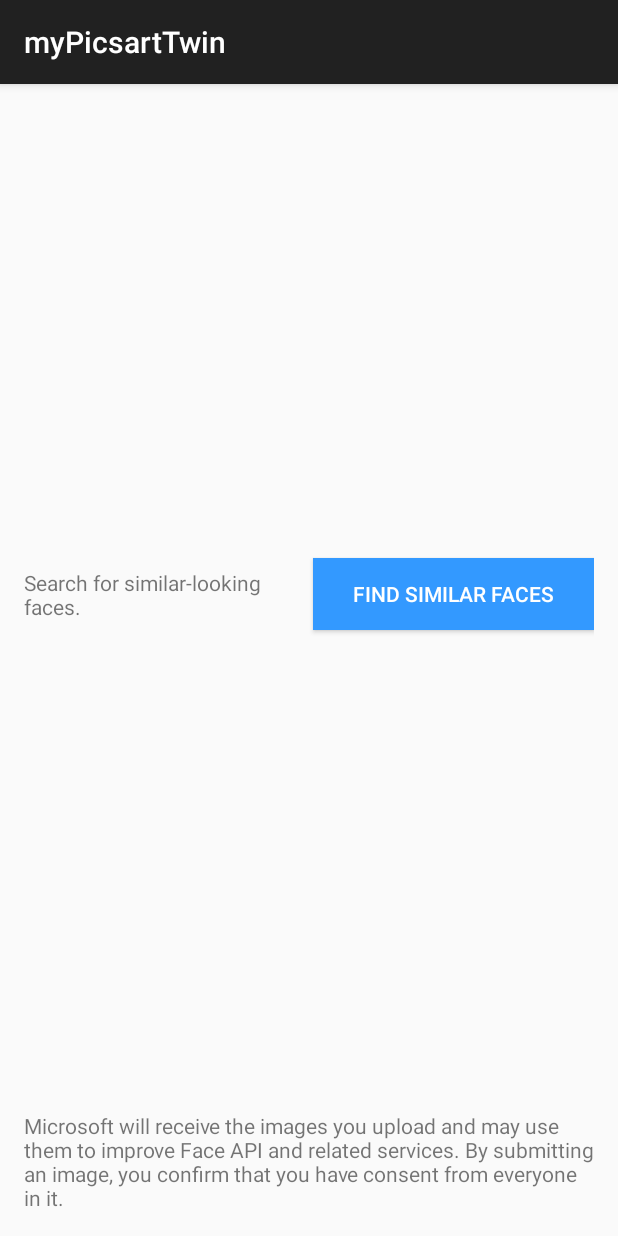
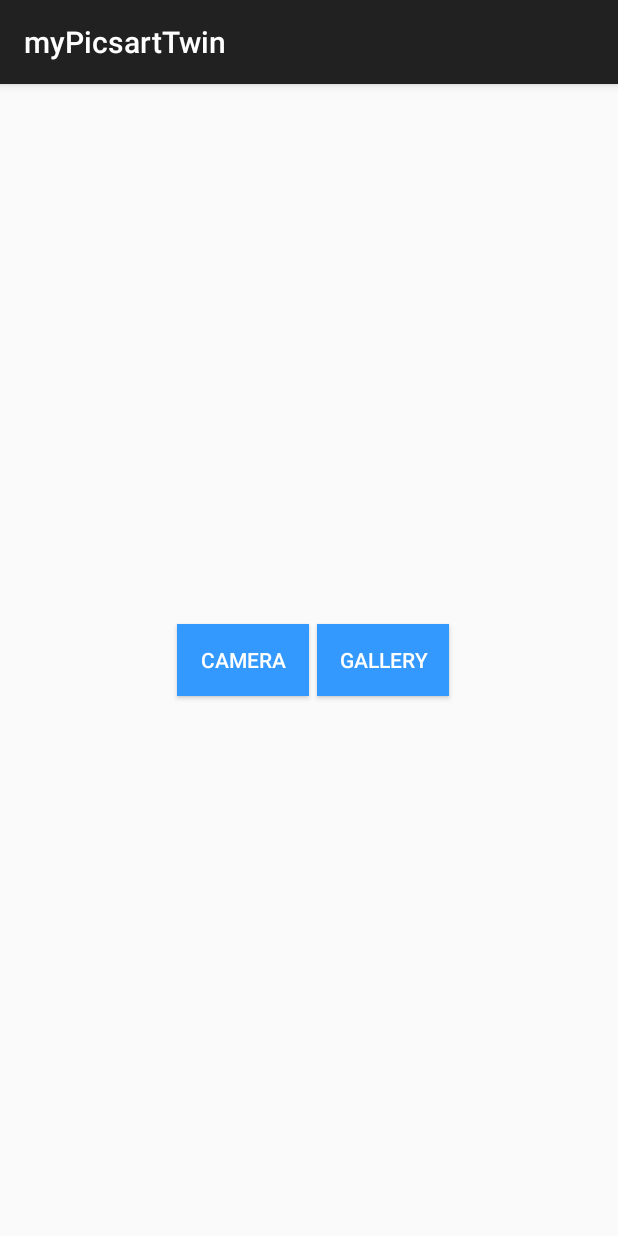
Before and after one commit to LilyMG/SimilarFace, an Android app: the screen it shows after launch (MainActivity), on a phone screen of 412 x 824 dp. Run offline under Robolectric (Android 15) with nearby library versions, the phone set to English and light mode, and no system bars; 1 statement that could not run was skipped.

```diff
--- a/app/src/main/res/layout/activity_main.xml
+++ b/app/src/main/res/layout/activity_main.xml
@@ -6,45 +6,30 @@
     android:paddingRight="@dimen/activity_horizontal_margin"
     android:paddingTop="@dimen/activity_vertical_margin"
     android:paddingBottom="@dimen/activity_vertical_margin"
-    android:orientation="vertical"
+    android:gravity="center"
+    android:orientation="horizontal"
     tools:context=".ui.MainActivity">
 
-    <LinearLayout
-        android:layout_width="match_parent"
-        android:layout_height="0dp"
-        android:layout_weight="1"
-        android:orientation="horizontal" >
 
-        <ScrollView
-            android:layout_width="0dp"
-            android:layout_weight="1"
-            android:layout_height="match_parent" >
+    <Button
+        android:layout_height="wrap_content"
+        android:layout_width="wrap_content"
+        android:layout_gravity="center"
+        android:text="camera"
+        android:layout_marginLeft="@dimen/view_margin"
+        android:layout_marginStart="@dimen/view_margin"
+        android:onClick="takePhoto"
+        style="@style/ButtonStyle" />
 
-            <TextView
-                android:layout_width="match_parent"
-                android:layout_height="wrap_content"
-                android:layout_gravity="center_vertical"
-                android:gravity="center_vertical"
-                android:text="@string/find_similar_face_description" />
 
-        </ScrollView>
+    <Button
+        android:layout_height="wrap_content"
+        android:layout_width="wrap_content"
+        android:layout_gravity="center"
+        android:text="gallery"
+        android:layout_marginLeft="@dimen/view_margin"
+        android:layout_marginStart="@dimen/view_margin"
+        android:onClick="selectImageInAlbum"
+        style="@style/ButtonStyle" />
 
-        <Button
-            android:layout_width="0dp"
-            android:layout_height="wrap_content"
-            android:layout_gravity="center"
-            android:text="@string/find_similar_faces"
-            android:layout_weight="1"
-            android:layout_marginLeft="@dimen/view_margin"
-            android:layout_marginStart="@dimen/view_margin"
-            android:onClick="findSimilarFace"
-            style="@style/ButtonStyle" />
-
-    </LinearLayout>
-
-    <TextView
-        android:layout_width="wrap_content"
-        android:layout_height="wrap_content"
-        android:layout_marginTop="20dp"
-        android:text="Microsoft will receive the images you upload and may use them to improve Face API and related services. By submitting an image, you confirm that you have consent from everyone in it."/>
 </LinearLayout>
```
Also changed, not shown: app/src/main/AndroidManifest.xml (+0 -9 lines), app/src/main/java/com/microsoft/projectoxford/face/samples/ui/FaceVerificationActivity.java (deleted, +0 -539 lines), app/src/main/java/com/microsoft/projectoxford/face/samples/ui/MainActivity.java (+84 -3 lines).
